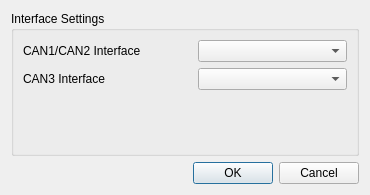
Old version of the form ui/dialogconfig.ui in the repository hmj6639/dz.
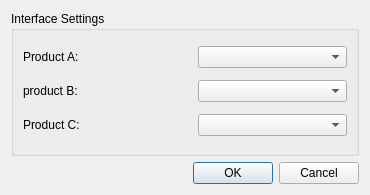
New version of the form.

```diff
--- a/ui/dialogconfig.ui
+++ b/ui/dialogconfig.ui
@@ -20,6 +20,26 @@
       <string>Interface Settings</string>
      </property>
      <layout class="QGridLayout" name="gridLayout_2">
+      <item row="0" column="2">
+       <widget class="QComboBox" name="comboBox"/>
+      </item>
+      <item row="0" column="0">
+       <widget class="QLabel" name="label">
+        <property name="text">
+         <string>Product A:</string>
+        </property>
+       </widget>
+      </item>
+      <item row="1" column="0">
+       <widget class="QLabel" name="label_2">
+        <property name="text">
+         <string>product B:</string>
+        </property>
+       </widget>
+      </item>
+      <item row="1" column="2">
+       <widget class="QComboBox" name="comboBox_2"/>
+      </item>
       <item row="0" column="1">
        <spacer name="horizontalSpacer">
         <property name="orientation">
@@ -36,38 +56,15 @@
         </property>
        </spacer>
       </item>
-      <item row="1" column="2">
-       <widget class="QComboBox" name="comboBox_2"/>
-      </item>
-      <item row="1" column="0">
-       <widget class="QLabel" name="label_2">
-        <property name="text">
-         <string>CAN3 Interface</string>
-        </property>
-       </widget>
-      </item>
-      <item row="0" column="0">
-       <widget class="QLabel" name="label">
-        <property name="text">
-         <string>CAN1/CAN2 Interface</string>
-        </property>
-       </widget>
-      </item>
-      <item row="0" column="2">
-       <widget class="QComboBox" name="comboBox"/>
-      </item>
       <item row="2" column="0">
-       <spacer name="verticalSpacer">
-        <property name="orientation">
-         <enum>Qt::Vertical</enum>
+       <widget class="QLabel" name="label_3">
+        <property name="text">
+         <string>Product C:</string>
         </property>
-        <property name="sizeHint" stdset="0">
-         <size>
-          <width>20</width>
-          <height>40</height>
-         </size>
-        </property>
-       </spacer>
+       </widget>
+      </item>
+      <item row="2" column="2">
+       <widget class="QComboBox" name="comboBox_3"/>
       </item>
      </layout>
     </widget>
```
